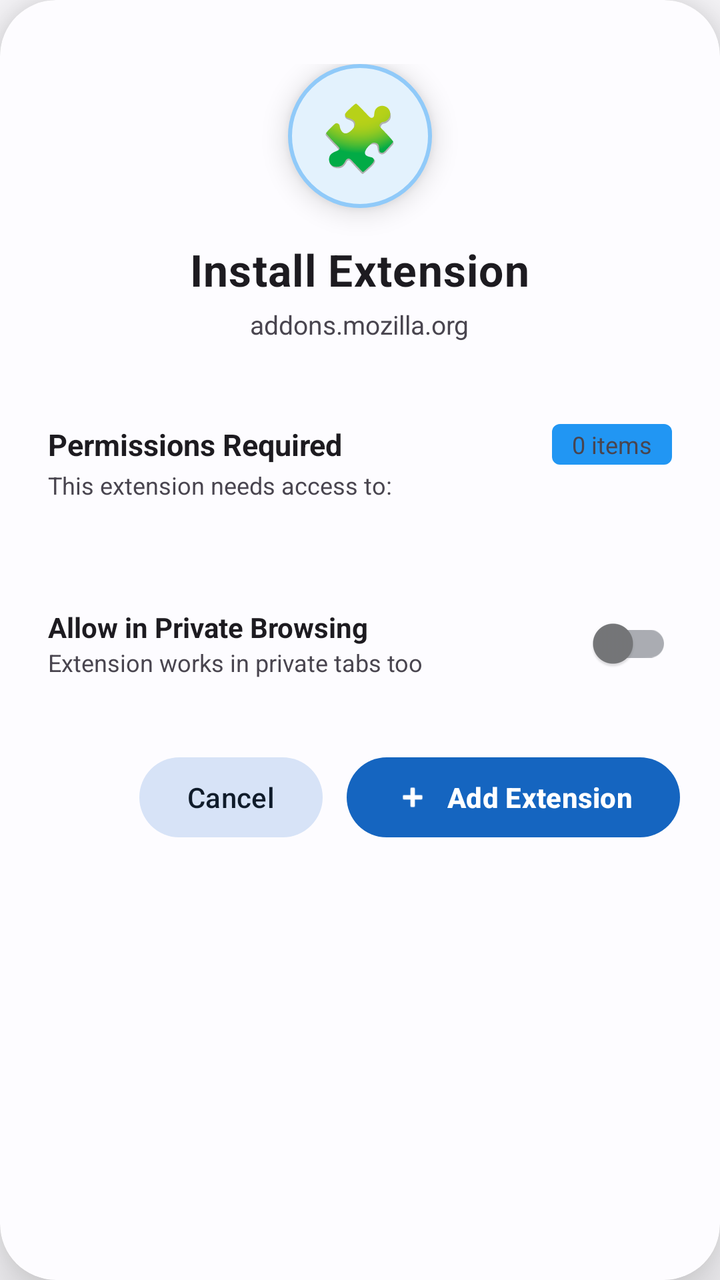
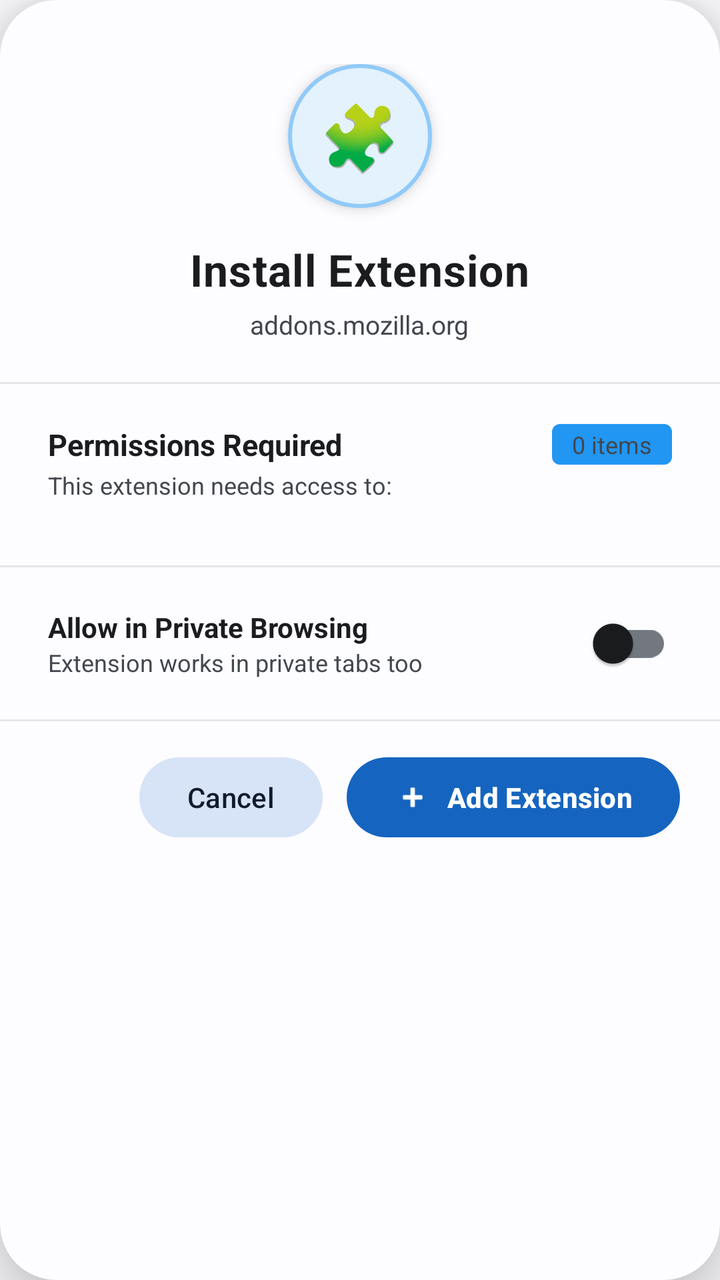

The first picture is an Android layout as it rendered before a commit; the second is the same layout after the commit. The layout source and the unified diff follow.
<!-- AndroidManifest.xml: application theme Theme.PureWeb -->
<!-- res/layout/dialog_install_permission.xml -->
<?xml version="1.0" encoding="utf-8"?>
<androidx.cardview.widget.CardView xmlns:android="http://schemas.android.com/apk/res/android"
    xmlns:app="http://schemas.android.com/apk/res-auto"
    android:id="@+id/dialogRoot"
    android:layout_width="match_parent"
    android:layout_height="wrap_content"
    android:layout_margin="16dp"
    app:cardCornerRadius="28dp"
    app:cardElevation="16dp"
    app:cardBackgroundColor="?android:colorBackground"
    android:animateLayoutChanges="true">

    <LinearLayout
        android:layout_width="match_parent"
        android:layout_height="wrap_content"
        android:orientation="vertical">

        
        <LinearLayout
            android:layout_width="match_parent"
            android:layout_height="wrap_content"
            android:orientation="vertical"
            android:gravity="center"
            android:paddingTop="32dp"
            android:paddingBottom="20dp"
            android:paddingLeft="24dp"
            android:paddingRight="24dp">

            
            <FrameLayout
                android:id="@+id/iconContainer"
                android:layout_width="72dp"
                android:layout_height="72dp"
                android:background="@drawable/ic_extension_bg"
                android:elevation="4dp"
                android:translationZ="4dp">

                <TextView
                    android:id="@+id/extensionIcon"
                    android:layout_width="match_parent"
                    android:layout_height="match_parent"
                    android:gravity="center"
                    android:text="🧩"
                    android:textSize="32sp" />

            </FrameLayout>

            
            <TextView
                android:id="@+id/dialogTitle"
                android:layout_width="wrap_content"
                android:layout_height="wrap_content"
                android:layout_marginTop="16dp"
                android:text="Install Extension"
                android:textSize="22sp"
                android:textStyle="bold"
                android:textColor="?android:textColorPrimary"
                android:letterSpacing="0.02" />

            
            <TextView
                android:id="@+id/extensionUrl"
                android:layout_width="wrap_content"
                android:layout_height="wrap_content"
                android:layout_marginTop="4dp"
                android:text="addons.mozilla.org"
                android:textSize="13sp"
                android:textColor="?android:textColorSecondary"
                android:maxLines="1"
                android:ellipsize="middle" />

        </LinearLayout>

        
        <View
            android:layout_width="match_parent"
            android:layout_height="1dp"
            android:background="?android:textColorSecondary"
            android:alpha="0.12" />

        
        <LinearLayout
            android:layout_width="match_parent"
            android:layout_height="wrap_content"
            android:orientation="vertical"
            android:paddingTop="20dp"
            android:paddingLeft="24dp"
            android:paddingRight="24dp">

            <LinearLayout
                android:layout_width="match_parent"
                android:layout_height="wrap_content"
                android:orientation="horizontal"
                android:gravity="center_vertical">

                <TextView
                    android:layout_width="0dp"
                    android:layout_height="wrap_content"
                    android:layout_weight="1"
                    android:text="Permissions Required"
                    android:textSize="15sp"
                    android:textStyle="bold"
                    android:textColor="?android:textColorPrimary" />

                <TextView
                    android:id="@+id/permissionCount"
                    android:layout_width="wrap_content"
                    android:layout_height="wrap_content"
                    android:text="0 items"
                    android:textSize="12sp"
                    android:textColor="?android:textColorSecondary"
                    android:background="@drawable/badge_background"
                    android:paddingHorizontal="10dp"
                    android:paddingVertical="2dp" />

            </LinearLayout>

            <TextView
                android:layout_width="wrap_content"
                android:layout_height="wrap_content"
                android:layout_marginTop="2dp"
                android:text="This extension needs access to:"
                android:textSize="12sp"
                android:textColor="?android:textColorSecondary" />

            
            <LinearLayout
                android:id="@+id/permissionsContainer"
                android:layout_width="match_parent"
                android:layout_height="wrap_content"
                android:orientation="vertical"
                android:layout_marginTop="12dp"
                android:divider="@android:drawable/divider_horizontal_bright"
                android:showDividers="middle" />

        </LinearLayout>

        
        <View
            android:layout_width="match_parent"
            android:layout_height="1dp"
            android:layout_marginTop="20dp"
            android:background="?android:textColorSecondary"
            android:alpha="0.12" />

        
        <LinearLayout
            android:id="@+id/privateBrowsingSection"
            android:layout_width="match_parent"
            android:layout_height="wrap_content"
            android:orientation="horizontal"
            android:gravity="center_vertical"
            android:paddingTop="14dp"
            android:paddingBottom="14dp"
            android:paddingLeft="24dp"
            android:paddingRight="24dp"
            android:clickable="true"
            android:focusable="true"
            android:background="?selectableItemBackground">

            <LinearLayout
                android:layout_width="0dp"
                android:layout_height="wrap_content"
                android:layout_weight="1"
                android:orientation="vertical">

                <TextView
                    android:layout_width="wrap_content"
                    android:layout_height="wrap_content"
                    android:text="Allow in Private Browsing"
                    android:textSize="14sp"
                    android:textStyle="bold"
                    android:textColor="?android:textColorPrimary" />

                <TextView
                    android:layout_width="wrap_content"
                    android:layout_height="wrap_content"
                    android:text="Extension works in private tabs too"
                    android:textSize="12sp"
                    android:textColor="?android:textColorSecondary" />

            </LinearLayout>

            <androidx.appcompat.widget.SwitchCompat
                android:id="@+id/checkPrivateBrowsing"
                android:layout_width="wrap_content"
                android:layout_height="wrap_content"
                android:thumbTint="?attr/colorPrimary"
                android:trackTint="?attr/colorPrimary"
                android:trackTintMode="src_atop"
                android:alpha="0.6" />

        </LinearLayout>

        
        <View
            android:layout_width="match_parent"
            android:layout_height="1dp"
            android:background="?android:textColorSecondary"
            android:alpha="0.12" />

        
        <LinearLayout
            android:layout_width="match_parent"
            android:layout_height="wrap_content"
            android:orientation="horizontal"
            android:gravity="end"
            android:paddingTop="14dp"
            android:paddingBottom="24dp"
            android:paddingLeft="16dp"
            android:paddingRight="20dp">

            <com.google.android.material.button.MaterialButton
                android:id="@+id/btnCancel"
                style="@style/Widget.Material3.Button.TonalButton"
                android:layout_width="wrap_content"
                android:layout_height="48dp"
                android:text="Cancel"
                android:textSize="14sp"
                app:cornerRadius="24dp" />

            <com.google.android.material.button.MaterialButton
                android:id="@+id/btnAdd"
                style="@style/Widget.Material3.Button"
                android:layout_width="wrap_content"
                android:layout_height="48dp"
                android:layout_marginStart="12dp"
                android:text="Add Extension"
                android:textSize="14sp"
                android:textStyle="bold"
                app:cornerRadius="24dp"
                app:icon="@android:drawable/ic_input_add"
                app:iconGravity="textStart" />

        </LinearLayout>

    </LinearLayout>

</androidx.cardview.widget.CardView>
<!-- resources referenced by this layout -->
<resources>
  <!-- drawable badge_background (drawable) -->
  <?xml version="1.0" encoding="utf-8"?>
  <shape xmlns:android="http://schemas.android.com/apk/res/android">
      <solid android:color="#2196F3" />
      <corners android:radius="4dp" />
  </shape>
  <!-- drawable ic_extension_bg (drawable) -->
  <?xml version="1.0" encoding="utf-8"?>
  <shape xmlns:android="http://schemas.android.com/apk/res/android"
      android:shape="oval">
      <solid android:color="#E3F2FD" />
      <stroke
          android:width="2dp"
          android:color="#90CAF9" />
  </shape>
  <color name="primary">#1565C0</color>
  <color name="primary_dark">#0D47A1</color>
  <color name="on_primary">#FFFFFF</color>
  <color name="primary_container">#D1E4FF</color>
  <color name="on_primary_container">#001D36</color>
  <color name="secondary">#535F70</color>
  <color name="on_secondary">#FFFFFF</color>
  <color name="secondary_container">#D7E3F7</color>
  <color name="on_secondary_container">#101C2B</color>
  <color name="tertiary">#6B5778</color>
  <color name="on_tertiary">#FFFFFF</color>
  <color name="tertiary_container">#F2DAFF</color>
  <color name="on_tertiary_container">#251431</color>
  <color name="error">#BA1A1A</color>
  <color name="on_error">#FFFFFF</color>
  <color name="error_container">#FFDAD6</color>
  <color name="on_error_container">#410002</color>
  <color name="background">#FDFCFF</color>
  <color name="on_background">#1A1C1E</color>
  <color name="surface">#FDFCFF</color>
  <color name="on_surface">#1A1C1E</color>
  <color name="surface_variant">#DFE2EB</color>
  <color name="on_surface_variant">#43474E</color>
  <color name="outline">#73777F</color>
  <color name="outline_variant">#C3C7CF</color>
  <style name="PureWebAnimation">
          <item name="android:activityOpenEnterAnimation">@anim/slide_in_right</item>
          <item name="android:activityOpenExitAnimation">@anim/slide_out_left</item>
          <item name="android:activityCloseEnterAnimation">@anim/slide_in_left</item>
          <item name="android:activityCloseExitAnimation">@anim/slide_out_right</item>
          <item name="android:fragmentOpenEnterAnimation">@anim/fade_in</item>
          <item name="android:fragmentOpenExitAnimation">@anim/fade_out</item>
      </style>
  <!-- unchanged entries left out for length: 1 -->
</resources>

<!-- the commit's change to res/layout/dialog_install_permission.xml (unified diff, before → after) -->
@@ -7,7 +7,7 @@
     android:layout_margin="16dp"
     app:cardCornerRadius="28dp"
     app:cardElevation="16dp"
-    app:cardBackgroundColor="?android:colorBackground"
+    app:cardBackgroundColor="@color/background"
     android:animateLayoutChanges="true">
 
     <LinearLayout
@@ -23,60 +23,35 @@
             android:gravity="center"
             android:paddingTop="32dp"
             android:paddingBottom="20dp"
-            android:paddingLeft="24dp"
-            android:paddingRight="24dp">
+            android:paddingHorizontal="24dp">
 
-            
             <FrameLayout
                 android:id="@+id/iconContainer"
                 android:layout_width="72dp"
                 android:layout_height="72dp"
                 android:background="@drawable/ic_extension_bg"
-                android:elevation="4dp"
-                android:translationZ="4dp">
-
-                <TextView
-                    android:id="@+id/extensionIcon"
-                    android:layout_width="match_parent"
-                    android:layout_height="match_parent"
-                    android:gravity="center"
-                    android:text="🧩"
-                    android:textSize="32sp" />
-
+                android:elevation="4dp">
+                <TextView android:id="@+id/extensionIcon"
+                    android:layout_width="match_parent" android:layout_height="match_parent"
+                    android:gravity="center" android:text="🧩" android:textSize="32sp" />
             </FrameLayout>
 
-            
-            <TextView
-                android:id="@+id/dialogTitle"
-                android:layout_width="wrap_content"
-                android:layout_height="wrap_content"
-                android:layout_marginTop="16dp"
-                android:text="Install Extension"
-                android:textSize="22sp"
-                android:textStyle="bold"
-                android:textColor="?android:textColorPrimary"
-                android:letterSpacing="0.02" />
+            <TextView android:id="@+id/dialogTitle"
+                android:layout_width="wrap_content" android:layout_height="wrap_content"
+                android:layout_marginTop="16dp" android:text="Install Extension"
+                android:textSize="22sp" android:textStyle="bold"
+                android:textColor="@color/on_background" android:letterSpacing="0.02" />
 
-            
-            <TextView
-                android:id="@+id/extensionUrl"
-                android:layout_width="wrap_content"
-                android:layout_height="wrap_content"
-                android:layout_marginTop="4dp"
-                android:text="addons.mozilla.org"
-                android:textSize="13sp"
-                android:textColor="?android:textColorSecondary"
-                android:maxLines="1"
-                android:ellipsize="middle" />
-
+            <TextView android:id="@+id/extensionUrl"
+                android:layout_width="wrap_content" android:layout_height="wrap_content"
+                android:layout_marginTop="4dp" android:text="addons.mozilla.org"
+                android:textSize="13sp" android:textColor="@color/on_surface_variant"
+                android:maxLines="1" android:ellipsize="middle" />
         </LinearLayout>
 
         
-        <View
-            android:layout_width="match_parent"
-            android:layout_height="1dp"
-            android:background="?android:textColorSecondary"
-            android:alpha="0.12" />
+        <View android:layout_width="match_parent" android:layout_height="1dp"
+            android:background="@color/on_surface_variant" android:alpha="0.12" />
 
         
         <LinearLayout
@@ -84,156 +59,87 @@
             android:layout_height="wrap_content"
             android:orientation="vertical"
             android:paddingTop="20dp"
-            android:paddingLeft="24dp"
-            android:paddingRight="24dp">
+            android:paddingHorizontal="24dp">
 
-            <LinearLayout
-                android:layout_width="match_parent"
-                android:layout_height="wrap_content"
-                android:orientation="horizontal"
-                android:gravity="center_vertical">
-
-                <TextView
-                    android:layout_width="0dp"
-                    android:layout_height="wrap_content"
-                    android:layout_weight="1"
-                    android:text="Permissions Required"
-                    android:textSize="15sp"
-                    android:textStyle="bold"
-                    android:textColor="?android:textColorPrimary" />
-
-                <TextView
-                    android:id="@+id/permissionCount"
-                    android:layout_width="wrap_content"
-                    android:layout_height="wrap_content"
-                    android:text="0 items"
-                    android:textSize="12sp"
-                    android:textColor="?android:textColorSecondary"
+            <LinearLayout android:layout_width="match_parent" android:layout_height="wrap_content"
+                android:orientation="horizontal" android:gravity="center_vertical">
+                <TextView android:layout_width="0dp" android:layout_height="wrap_content"
+                    android:layout_weight="1" android:text="Permissions Required"
+                    android:textSize="15sp" android:textStyle="bold"
+                    android:textColor="@color/on_background" />
+                <TextView android:id="@+id/permissionCount"
+                    android:layout_width="wrap_content" android:layout_height="wrap_content"
+                    android:text="0 items" android:textSize="12sp"
+                    android:textColor="@color/on_surface_variant"
                     android:background="@drawable/badge_background"
-                    android:paddingHorizontal="10dp"
-                    android:paddingVertical="2dp" />
-
+                    android:paddingHorizontal="10dp" android:paddingVertical="2dp" />
             </LinearLayout>
 
-            <TextView
-                android:layout_width="wrap_content"
-                android:layout_height="wrap_content"
-                android:layout_marginTop="2dp"
-                android:text="This extension needs access to:"
-                android:textSize="12sp"
-                android:textColor="?android:textColorSecondary" />
+            <TextView android:layout_width="wrap_content" android:layout_height="wrap_content"
+                android:layout_marginTop="2dp" android:text="This extension needs access to:"
+                android:textSize="12sp" android:textColor="@color/on_surface_variant" />
 
-            
-            <LinearLayout
-                android:id="@+id/permissionsContainer"
-                android:layout_width="match_parent"
-                android:layout_height="wrap_content"
-                android:orientation="vertical"
-                android:layout_marginTop="12dp"
+            <LinearLayout android:id="@+id/permissionsContainer"
+                android:layout_width="match_parent" android:layout_height="wrap_content"
+                android:orientation="vertical" android:layout_marginTop="12dp"
                 android:divider="@android:drawable/divider_horizontal_bright"
                 android:showDividers="middle" />
-
         </LinearLayout>
 
         
-        <View
-            android:layout_width="match_parent"
-            android:layout_height="1dp"
+        <View android:layout_width="match_parent" android:layout_height="1dp"
             android:layout_marginTop="20dp"
-            android:background="?android:textColorSecondary"
-            android:alpha="0.12" />
+            android:background="@color/on_surface_variant" android:alpha="0.12" />
 
         
-        <LinearLayout
-            android:id="@+id/privateBrowsingSection"
-            android:layout_width="match_parent"
-            android:layout_height="wrap_content"
-            android:orientation="horizontal"
-            android:gravity="center_vertical"
-            android:paddingTop="14dp"
-            android:paddingBottom="14dp"
-            android:paddingLeft="24dp"
-            android:paddingRight="24dp"
-            android:clickable="true"
-            android:focusable="true"
-            android:background="?selectableItemBackground">
+        <LinearLayout android:id="@+id/privateBrowsingSection"
+            android:layout_width="match_parent" android:layout_height="wrap_content"
+            android:orientation="horizontal" android:gravity="center_vertical"
+            android:paddingVertical="14dp" android:paddingHorizontal="24dp"
+            android:clickable="true" android:focusable="true"
+            android:background="?attr/selectableItemBackground">
 
-            <LinearLayout
-                android:layout_width="0dp"
-                android:layout_height="wrap_content"
-                android:layout_weight="1"
-                android:orientation="vertical">
-
-                <TextView
-                    android:layout_width="wrap_content"
-                    android:layout_height="wrap_content"
-                    android:text="Allow in Private Browsing"
-                    android:textSize="14sp"
-                    android:textStyle="bold"
-                    android:textColor="?android:textColorPrimary" />
-
-                <TextView
-                    android:layout_width="wrap_content"
-                    android:layout_height="wrap_content"
-                    android:text="Extension works in private tabs too"
-                    android:textSize="12sp"
-                    android:textColor="?android:textColorSecondary" />
-
+            <LinearLayout android:layout_width="0dp" android:layout_height="wrap_content"
+                android:layout_weight="1" android:orientation="vertical">
+                <TextView android:layout_width="wrap_content" android:layout_height="wrap_content"
+                    android:text="Allow in Private Browsing" android:textSize="14sp"
+                    android:textStyle="bold" android:textColor="@color/on_background" />
+                <TextView android:layout_width="wrap_content" android:layout_height="wrap_content"
+                    android:text="Extension works in private tabs too" android:textSize="12sp"
+                    android:textColor="@color/on_surface_variant" />
             </LinearLayout>
 
-            <androidx.appcompat.widget.SwitchCompat
-                android:id="@+id/checkPrivateBrowsing"
-                android:layout_width="wrap_content"
-                android:layout_height="wrap_content"
+            <androidx.appcompat.widget.SwitchCompat android:id="@+id/checkPrivateBrowsing"
+                android:layout_width="wrap_content" android:layout_height="wrap_content"
                 android:thumbTint="?attr/colorPrimary"
-                android:trackTint="?attr/colorPrimary"
-                android:trackTintMode="src_atop"
-                android:alpha="0.6" />
-
+                android:trackTint="?attr/colorPrimary" />
         </LinearLayout>
 
         
-        <View
-            android:layout_width="match_parent"
-            android:layout_height="1dp"
-            android:background="?android:textColorSecondary"
-            android:alpha="0.12" />
+        <View android:layout_width="match_parent" android:layout_height="1dp"
+            android:background="@color/on_surface_variant" android:alpha="0.12" />
 
         
-        <LinearLayout
-            android:layout_width="match_parent"
-            android:layout_height="wrap_content"
-            android:orientation="horizontal"
-            android:gravity="end"
-            android:paddingTop="14dp"
-            android:paddingBottom="24dp"
-            android:paddingLeft="16dp"
-            android:paddingRight="20dp">
+        <LinearLayout android:layout_width="match_parent" android:layout_height="wrap_content"
+            android:orientation="horizontal" android:gravity="end"
+            android:paddingTop="14dp" android:paddingBottom="24dp"
+            android:paddingStart="16dp" android:paddingEnd="20dp">
 
-            <com.google.android.material.button.MaterialButton
-                android:id="@+id/btnCancel"
+            <com.google.android.material.button.MaterialButton android:id="@+id/btnCancel"
                 style="@style/Widget.Material3.Button.TonalButton"
-                android:layout_width="wrap_content"
-                android:layout_height="48dp"
-                android:text="Cancel"
-                android:textSize="14sp"
+                android:layout_width="wrap_content" android:layout_height="48dp"
+                android:text="Cancel" android:textSize="14sp"
                 app:cornerRadius="24dp" />
 
-            <com.google.android.material.button.MaterialButton
-                android:id="@+id/btnAdd"
+            <com.google.android.material.button.MaterialButton android:id="@+id/btnAdd"
                 style="@style/Widget.Material3.Button"
-                android:layout_width="wrap_content"
-                android:layout_height="48dp"
-                android:layout_marginStart="12dp"
-                android:text="Add Extension"
-                android:textSize="14sp"
-                android:textStyle="bold"
+                android:layout_width="wrap_content" android:layout_height="48dp"
+                android:layout_marginStart="12dp" android:text="Add Extension"
+                android:textSize="14sp" android:textStyle="bold"
                 app:cornerRadius="24dp"
                 app:icon="@android:drawable/ic_input_add"
                 app:iconGravity="textStart" />
-
         </LinearLayout>
 
     </LinearLayout>
-
 </androidx.cardview.widget.CardView>
